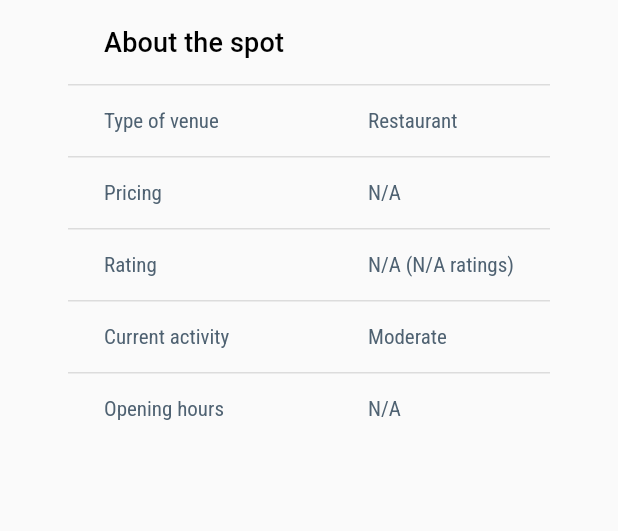
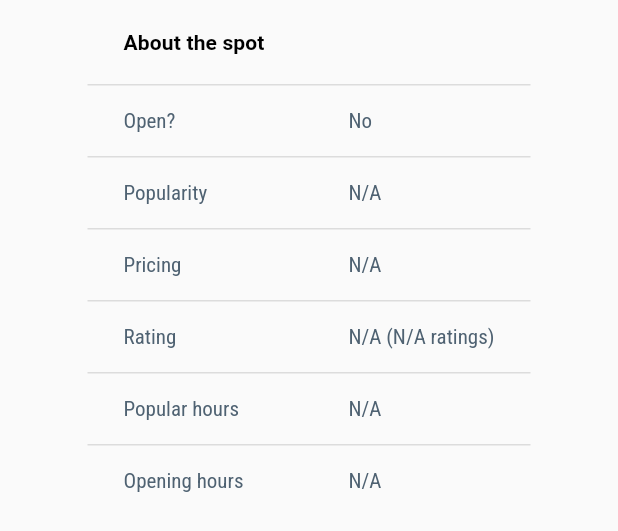
Before and after one commit to Ceasarna/Sun-Chaser, a Flutter app: the AboutTheSpotTable widget shown alone on an empty page, opened directly with empty values, on a phone screen of 412 x 824 dp. Shown: the top 531 px of the screen. Run offline on Flutter 3.47's test engine with Material 2 defaults, Android fonts, the phone set to English and light mode, and no system bars; our stand-ins replace firebase_auth, firebase_core, flutter_native_splash, flutter_signin_button, font_awesome_flutter, geolocator and 9 more; missing offline and left inert: encrypt, firebase_auth_web, firebase_core_web, flutter_google_places, geolocator_web, google_sign_in_web and 4 more; accounts and stored records are empty; network calls fail; statements that could not run were skipped.

Commit message:
Final version?

```diff
--- a/lib/venuePage.dart
+++ b/lib/venuePage.dart
@@ -191,14 +191,19 @@ class _AboutTheSpotTableState extends State<AboutTheSpotTable> {
                   label: Text('About the spot',
                       style: GoogleFonts.roboto(
                           textStyle: const TextStyle(
-                            fontSize: 18,
+                            fontSize: 14,
+                            fontWeight: FontWeight.bold,
                           )))),
               const DataColumn(label: Text('', style: TextStyle())),
             ],
             rows: [
-              const DataRow(cells: [
-                DataCell(Text('Type of venue')),
-                DataCell(Text('Restaurant')),
+              DataRow(cells: [
+                DataCell(Text('Open?')),
+                DataCell(Text(widget.venueInfo.getOpenStatus())),
+              ]),
+               DataRow(cells: [
+                DataCell(Text('Popularity')),
+                DataCell(Text(widget.venueInfo.getPopularity())),
               ]),
               DataRow(cells: [
                 const DataCell(Text('Pricing')),
@@ -211,9 +216,9 @@ class _AboutTheSpotTableState extends State<AboutTheSpotTable> {
                     widget.venueInfo.getTotalRatings().toString() +
                     ' ratings)')),
               ]),
-              const DataRow(cells: [
-                DataCell(Text('Current activity')),
-                DataCell(Text('Moderate')),
+               DataRow(cells: [
+                DataCell(Text('Popular hours')),
+                DataCell(Text(widget.venueInfo.getPopularHoursToday())),
               ]),
               DataRow(cells: [
                 const DataCell(Text('Opening hours')),
```
